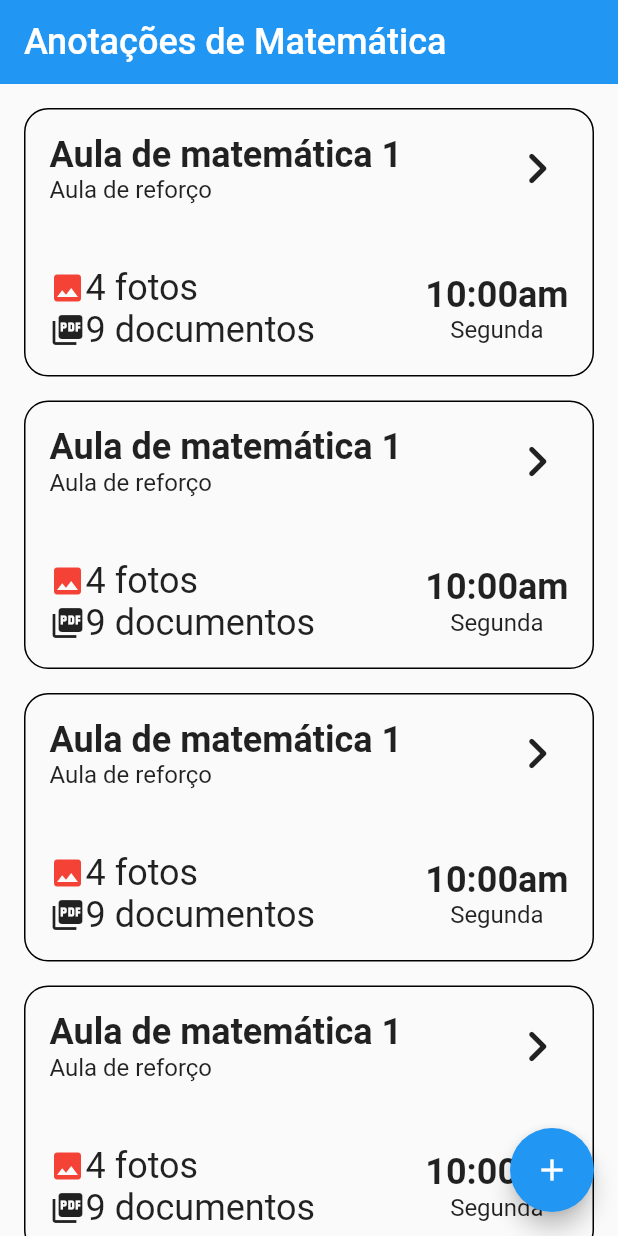
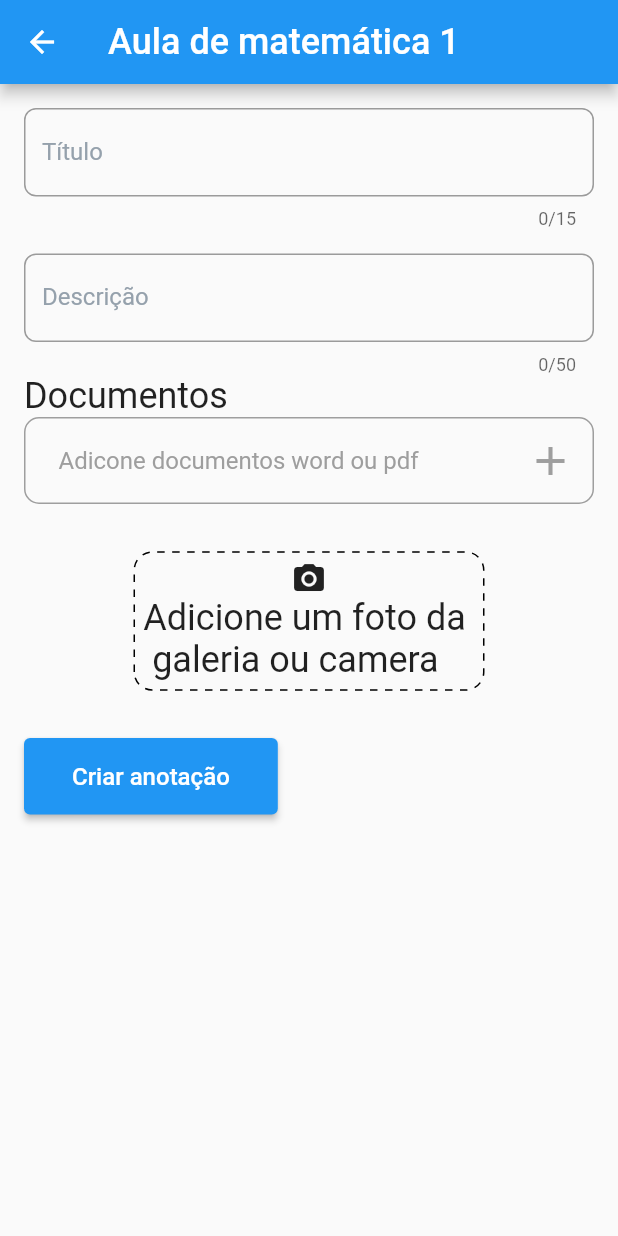
Before and after one commit to iCarlosAugusto/student_booknote, a Flutter app: the SubjectView screen opened by its route, after a tap on "Aula de matemática 1", on a phone screen of 412 x 824 dp. Run offline on Flutter 3.47's test engine with Material 2 defaults, Android fonts, the phone set to English and light mode, and no system bars; drawn by our look-alikes of dotted_border; our stand-ins replace get_it, go_router, objectbox; generated files the repository leaves out were written again.

Commit message:
Criado muitas telas

```diff
--- a/lib/routes/routes.dart
+++ b/lib/routes/routes.dart
@@ -1,4 +1,5 @@
 import 'package:go_router/go_router.dart';
+import 'package:student_booknote/views/anotation/anotation_view.dart';
 import 'package:student_booknote/views/home/home_view.dart';
 import 'package:student_booknote/views/subject/subject_view.dart';
 
@@ -15,5 +16,10 @@ final router = GoRouter(
       name: '/subject',
       builder: (context, state) => const SubjectView(),
     ),
+    GoRoute(
+      path: '/anotation',
+      name: '/anotation',
+      builder: (context, state) => const AnotationView(),
+    ),
   ],
 );
--- /dev/null
+++ b/lib/views/anotation/anotation_view.dart
@@ -0,0 +1,66 @@
+import 'package:dotted_border/dotted_border.dart';
+import 'package:flutter/material.dart';
+import 'package:flutter/src/widgets/framework.dart';
+import 'package:flutter/src/widgets/placeholder.dart';
+import 'package:student_booknote/widgets/appbar_widget.dart';
+import 'package:student_booknote/widgets/button_option_widget.dart';
+import 'package:student_booknote/widgets/button_widget.dart';
+import 'package:student_booknote/widgets/text_widget.dart';
+import 'package:student_booknote/widgets/textfield_widget.dart';
+
+class AnotationView extends StatelessWidget {
+  const AnotationView({super.key});
+
+  @override
+  Widget build(BuildContext context) {
+    return Scaffold(
+      appBar: AppbarWidget(title: 'Aula de matemática 1'),
+      body: Padding(
+        padding: const EdgeInsets.all(16.0),
+        child: Column(
+          mainAxisAlignment: MainAxisAlignment.start,
+          crossAxisAlignment: CrossAxisAlignment.start,
+          children: [
+            const TextfieldWidget(
+              hintText: 'Ex: Matemática aula 1',
+              label: 'Título',
+              maxLength: 15,
+            ),
+            const TextfieldWidget(
+              label: 'Descrição',
+              margin: EdgeInsets.only(top: 16),
+              maxLength: 50,
+            ),
+
+            const TextWidget('Documentos'),
+            ButtonOptionWidget(title: 'Adicone documentos word ou pdf', onTap: () {}),
+            Align(
+              child: Padding(
+                padding: const EdgeInsets.only(top: 32, bottom: 32),
+                child: InkWell(
+                  onTap: () => print('Photo!'),
+                  child: DottedBorder(
+                    dashPattern: const [5, 5],
+                    borderType: BorderType.RRect,
+                    radius: const Radius.circular(12),
+                    padding: const EdgeInsets.all(6),
+                    child: ClipRRect(
+                      borderRadius: const BorderRadius.all(Radius.circular(12)),
+                      child: Column(
+                        children: const [
+                          Icon(Icons.camera_alt),
+                          TextWidget('Adicione um foto da \n galeria ou camera')
+                        ],
+                      )
+                    ),
+                  ),
+                ),
+              ),
+            ),
+            ButtonWidget(title: 'Criar anotação', onTap: () {})
+          ],
+        ),
+      ),
+    );
+  }
+}
--- a/lib/views/subject/subject_view.dart
+++ b/lib/views/subject/subject_view.dart
@@ -21,7 +21,7 @@ class SubjectView extends StatelessWidget {
           Expanded(
             child: ListView.separated(
               itemBuilder: (_,__) => CardAnotationWidget(
-                onTap: () => print('')
+                onTap: () => context.pushNamed('/anotation')
               ),
               separatorBuilder: (_,__) => const SizedBox(height: 16),
               itemCount: 30
--- a/lib/widgets/button_option_widget.dart
+++ b/lib/widgets/button_option_widget.dart
@@ -24,7 +24,7 @@ class ButtonOptionWidget extends StatelessWidget {
             mainAxisAlignment: MainAxisAlignment.spaceBetween,
             children: [
               TextWidget(title, fontSize: AvailableFontSizes.small, color: Colors.grey),
-              const Icon(Icons.chevron_right_rounded, color: Colors.grey, size: 32)
+              const Icon(Icons.add, color: Colors.grey, size: 32)
             ],
           ),
         ),
--- a/lib/widgets/textfield_widget.dart
+++ b/lib/widgets/textfield_widget.dart
@@ -11,7 +11,8 @@ class TextfieldWidget extends StatelessWidget {
       this.validator,
       this.keyboardType,
       this.margin,
-      this.inputFormatters
+      this.inputFormatters,
+      this.maxLength
     });
 
   final String? label;
@@ -22,12 +23,14 @@ class TextfieldWidget extends StatelessWidget {
   final TextInputType? keyboardType;
   final EdgeInsets? margin;
   final List<TextInputFormatter>? inputFormatters;
+  final int? maxLength;
 
   @override
   Widget build(BuildContext context) {
     return Container(
       margin: margin,
       child: TextFormField(
+        maxLength: maxLength,
         scrollPadding:  const EdgeInsets.only(bottom: 50),
         inputFormatters: inputFormatters,
         keyboardType: keyboardType,
--- a/pubspec.yaml
+++ b/pubspec.yaml
@@ -19,6 +19,7 @@ dependencies:
   path_provider: ^2.0.13
   get_it: ^7.2.0
   go_router: ^6.2.0
+  dotted_border: ^2.0.0+3
 
   cupertino_icons: ^1.0.2
 
```
Also changed, not shown: pubspec.lock.
